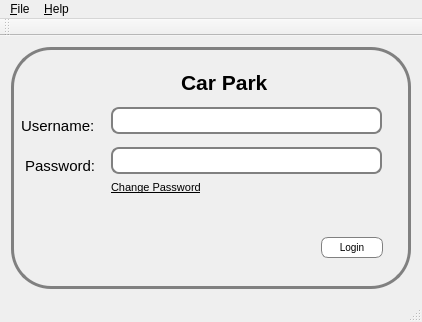
First picture: the form in mainwindow.ui, repository saffaanh/embedded, before the edit.
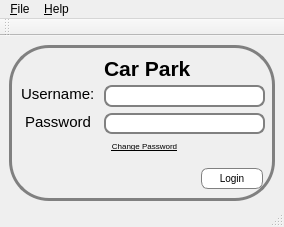
Second picture: the form after the edit.

```diff
--- a/mainwindow.ui
+++ b/mainwindow.ui
@@ -6,17 +6,23 @@
    <rect>
     <x>0</x>
     <y>0</y>
-    <width>422</width>
-    <height>322</height>
+    <width>284</width>
+    <height>227</height>
    </rect>
   </property>
   <property name="windowTitle">
    <string>MainWindow</string>
   </property>
   <widget class="QWidget" name="centralWidget">
-   <layout class="QGridLayout" name="gridLayout">
-    <item row="0" column="1">
      <widget class="QFrame" name="loginFrame">
+    <property name="geometry">
+     <rect>
+      <x>9</x>
+      <y>9</y>
+      <width>266</width>
+      <height>156</height>
+     </rect>
+    </property>
       <property name="font">
        <font>
         <underline>false</underline>
@@ -33,7 +39,7 @@
 background:qradialgradient(spread:pad, cx:0.5, cy:0.5, radius:0.5, fx:0.5, fy:0.5, stop:0 rgba(0, 0, 0, 0), stop:0.52 rgba(0, 0, 0, 0), stop:0.565 rgba(82, 121, 76, 33), stop:0.65 rgba(159, 235, 148, 64), stop:0.721925 rgba(255, 238, 150, 129), stop:0.77 rgba(255, 128, 128, 204), stop:0.89 rgba(191, 128, 255, 64), stop:1 rgba(0, 0, 0, 0))rgb(255, 255, 127)qradialgradient(spread:pad, cx:0.5, cy:0.5, radius:2, fx:0.5, fy:0.5, stop:0 rgba(117, 73, 133, 183), stop:1 rgba(255, 255, 255, 255))
 }
 
-QPushButton {
+QPushButton#pushButton{
 color: rgb(255, 255, 255);
 background-color: rgb(255, 255, 255);
 	color: rgb(0, 0, 0);
@@ -68,18 +74,18 @@
       <widget class="QLineEdit" name="userLine">
        <property name="geometry">
         <rect>
-         <x>100</x>
-         <y>60</y>
-         <width>271</width>
-         <height>27</height>
+       <x>95</x>
+       <y>40</y>
+       <width>161</width>
+       <height>22</height>
         </rect>
        </property>
       </widget>
       <widget class="QPushButton" name="pushButton">
        <property name="geometry">
         <rect>
-         <x>310</x>
-         <y>190</y>
+       <x>192</x>
+       <y>123</y>
          <width>62</width>
          <height>21</height>
         </rect>
@@ -94,10 +100,10 @@
       <widget class="QLabel" name="label">
        <property name="geometry">
         <rect>
-         <x>170</x>
-         <y>20</y>
+       <x>95</x>
+       <y>12</y>
          <width>91</width>
-         <height>31</height>
+       <height>22</height>
         </rect>
        </property>
        <property name="font">
@@ -114,10 +120,10 @@
       <widget class="QLabel" name="passLabel">
        <property name="geometry">
         <rect>
-         <x>10</x>
-         <y>110</y>
-         <width>91</width>
-         <height>17</height>
+       <x>12</x>
+       <y>68</y>
+       <width>71</width>
+       <height>18</height>
         </rect>
        </property>
        <property name="font">
@@ -133,10 +139,10 @@
       <widget class="QLabel" name="UserLabel">
        <property name="geometry">
         <rect>
-         <x>10</x>
-         <y>70</y>
-         <width>81</width>
-         <height>17</height>
+       <x>12</x>
+       <y>40</y>
+       <width>72</width>
+       <height>18</height>
         </rect>
        </property>
        <property name="font">
@@ -152,47 +158,46 @@
       <widget class="QLineEdit" name="userPass">
        <property name="geometry">
         <rect>
-         <x>100</x>
-         <y>100</y>
-         <width>271</width>
-         <height>27</height>
+       <x>95</x>
+       <y>68</y>
+       <width>161</width>
+       <height>21</height>
         </rect>
        </property>
        <property name="echoMode">
         <enum>QLineEdit::Password</enum>
        </property>
       </widget>
-      <widget class="QLabel" name="label_2">
+    <widget class="QPushButton" name="pushButton_2">
        <property name="geometry">
         <rect>
-         <x>100</x>
-         <y>130</y>
+       <x>90</x>
+       <y>90</y>
          <width>91</width>
-         <height>21</height>
+       <height>22</height>
         </rect>
        </property>
        <property name="font">
         <font>
-         <pointsize>8</pointsize>
-         <weight>50</weight>
-         <bold>false</bold>
+       <pointsize>6</pointsize>
          <underline>true</underline>
         </font>
        </property>
        <property name="text">
         <string>Change Password</string>
        </property>
-      </widget>
-     </widget>
-    </item>
-   </layout>
+     <property name="flat">
+      <bool>true</bool>
+     </property>
+    </widget>
+   </widget>
   </widget>
   <widget class="QMenuBar" name="menuBar">
    <property name="geometry">
     <rect>
      <x>0</x>
      <y>0</y>
-     <width>422</width>
+     <width>284</width>
      <height>21</height>
     </rect>
    </property>
```
Left out of the diff: 28 changed lines with no effect on the pictures. Lines whose indentation alone changed are shown as unchanged.
